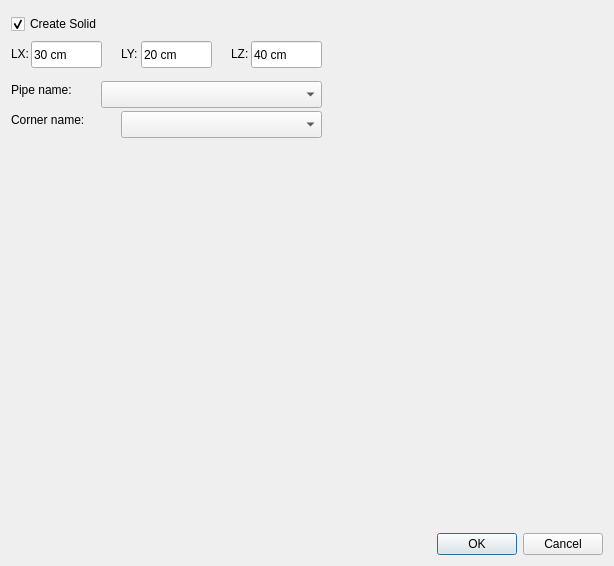
Above: ui/add-frame-box.ui from skaiser/D3D-Printer-Workbench before the change. Below: the same form after it.
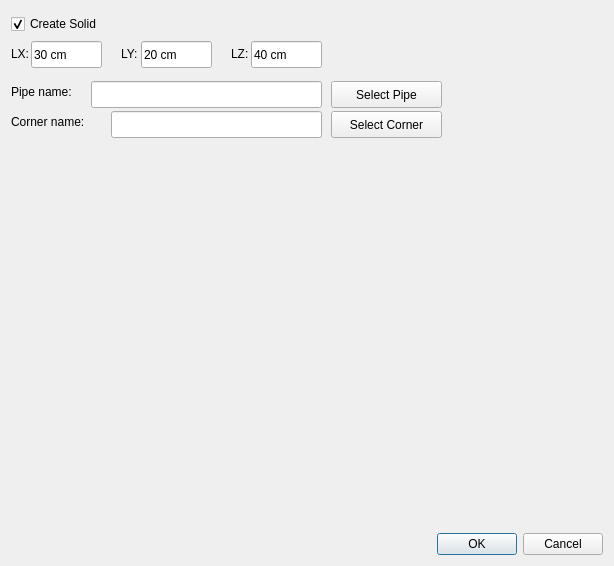
That is the form after the change. Icons and pictures are not drawn.

Commit message:
improve Add Frame dialog
add selection dialogs instead of combo list to
pipe and corner names

The edit to the form file:
```diff
--- a/ui/add-frame-box.ui
+++ b/ui/add-frame-box.ui
@@ -161,7 +161,7 @@
         <x>0</x>
         <y>70</y>
         <width>91</width>
-        <height>17</height>
+        <height>21</height>
        </rect>
       </property>
       <property name="text">
@@ -174,29 +174,55 @@
         <x>0</x>
         <y>100</y>
         <width>91</width>
-        <height>17</height>
+        <height>21</height>
        </rect>
       </property>
       <property name="text">
        <string>Corner name:</string>
       </property>
      </widget>
-     <widget class="QComboBox" name="comboBoxPipeName">
+     <widget class="QPushButton" name="buttonSelectPipe">
       <property name="geometry">
        <rect>
-        <x>90</x>
+        <x>320</x>
         <y>70</y>
-        <width>221</width>
+        <width>111</width>
         <height>27</height>
        </rect>
       </property>
+      <property name="text">
+       <string>Select Pipe</string>
+      </property>
      </widget>
-     <widget class="QComboBox" name="comboBoxCornerName">
+     <widget class="QPushButton" name="buttonSelectCorner">
       <property name="geometry">
        <rect>
-        <x>110</x>
+        <x>320</x>
         <y>100</y>
-        <width>201</width>
+        <width>111</width>
+        <height>27</height>
+       </rect>
+      </property>
+      <property name="text">
+       <string>Select Corner</string>
+      </property>
+     </widget>
+     <widget class="QLineEdit" name="lineEditPipeName">
+      <property name="geometry">
+       <rect>
+        <x>80</x>
+        <y>70</y>
+        <width>231</width>
+        <height>27</height>
+       </rect>
+      </property>
+     </widget>
+     <widget class="QLineEdit" name="lineEditCornerName">
+      <property name="geometry">
+       <rect>
+        <x>100</x>
+        <y>100</y>
+        <width>211</width>
         <height>27</height>
        </rect>
       </property>
```
Left out of the diff: 44 changed lines with no effect on the pictures. The commit also changes 1 other file.
